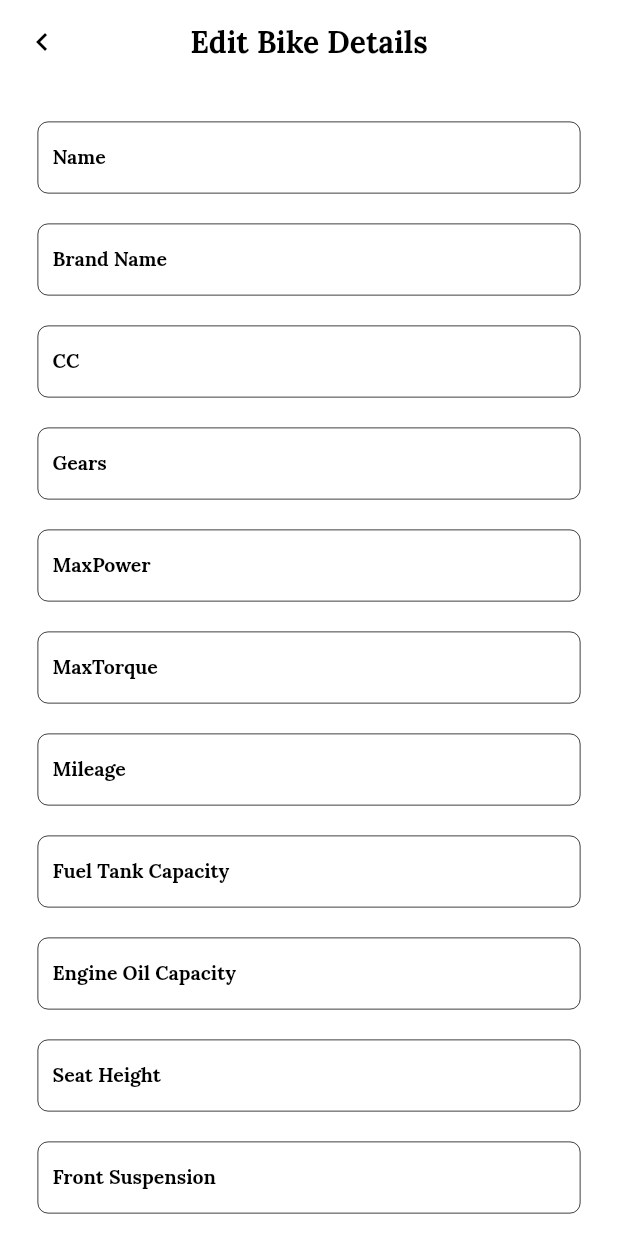
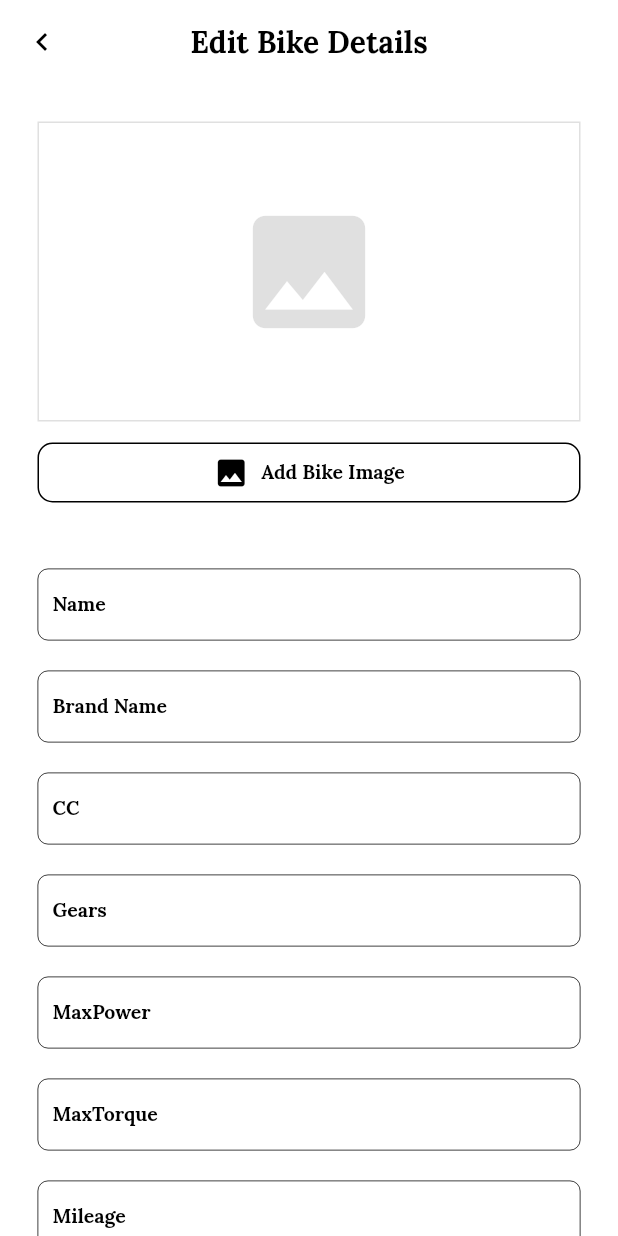
Before and after one commit to Neloy-SWE/Your-Bike-Admin-App, a Flutter app: the EditBikeDetails screen opened directly, on a phone screen of 412 x 824 dp. Run offline on Flutter 3.47's test engine with Material 2 defaults, Android fonts, the light colour scheme and no system bars; our stand-ins replace flutter_riverpod, hive, image_picker; accounts and stored records are empty.

Commit message:
image update ui added in edit bike screen

```diff
--- a/lib/screens/screen_edit_bike_details.dart
+++ b/lib/screens/screen_edit_bike_details.dart
@@ -1,4 +1,7 @@
+import 'dart:convert';
+
 import 'package:flutter/material.dart';
+import 'package:image_picker/image_picker.dart';
 import 'package:your_bike_admin/components/custom_dialogue.dart';
 import 'package:your_bike_admin/components/custom_text_field.dart';
 import 'package:your_bike_admin/screens/screen_user_login.dart';
@@ -35,6 +38,8 @@ class _EditBikeDetailsState extends State<EditBikeDetails> {
   TextEditingController rearWheelController = TextEditingController();
   TextEditingController frontTyreController = TextEditingController();
   TextEditingController rearTyreController = TextEditingController();
+
+  String imageData = "";
 
   @override
   void dispose() {
@@ -91,6 +96,54 @@ class _EditBikeDetailsState extends State<EditBikeDetails> {
           physics: const BouncingScrollPhysics(),
           padding: const EdgeInsets.all(25),
           children: [
+            // image selection part
+            imageData.isNotEmpty
+                ? Image.memory(
+                    base64Decode(imageData),
+                    width: double.infinity,
+                    height: 200,
+                    fit: BoxFit.fill,
+                  )
+                : Container(
+                    height: 200,
+                    alignment: Alignment.center,
+                    decoration: BoxDecoration(
+                      border: Border.all(color: Colors.black12, width: 1),
+                    ),
+                    child: const Icon(
+                      Icons.image,
+                      color: Colors.black12,
+                      size: 100,
+                    ),
+                  ),
+            AppSize.gapH10,
+
+            TextButton.icon(
+              onPressed: () {
+                pickImage();
+              },
+              style: TextButton.styleFrom(
+                shape: RoundedRectangleBorder(
+                  borderRadius: BorderRadius.circular(
+                    10,
+                  ),
+                  side: const BorderSide(
+                    color: Colors.black,
+                    width: 1,
+                  ),
+                ),
+              ),
+              icon: const Icon(
+                Icons.image,
+                color: Colors.black,
+              ),
+              label: Text(
+                AppStrings.addBikeImage,
+                style: Theme.of(context).textTheme.displayMedium,
+              ),
+            ),
+            AppSize.gapH40,
+
             // name
             CustomTextField.get(
               context: context,
@@ -175,7 +228,7 @@ class _EditBikeDetailsState extends State<EditBikeDetails> {
               textInputType: TextInputType.text,
               textInputAction: TextInputAction.next,
               label: AppStrings.fuelTankCapacity,
-              hint: "bike",
+              hint: AppStrings.fuelTankCapacityExample,
             ),
             AppSize.gapH20,
 
@@ -348,4 +401,13 @@ class _EditBikeDetailsState extends State<EditBikeDetails> {
       ),
     );
   }
+
+  Future pickImage() async {
+    final selectImage =
+        await ImagePicker().pickImage(source: ImageSource.gallery);
+    List<int> bytes = await selectImage!.readAsBytes();
+    setState(() {
+      imageData = base64Encode(bytes);
+    });
+  }
 }
--- a/lib/screens/screen_user_login.dart
+++ b/lib/screens/screen_user_login.dart
@@ -3,7 +3,7 @@ import 'dart:async';
 import 'package:flutter/material.dart';
 import 'package:flutter/services.dart';
 import 'package:your_bike_admin/network/helper/helper_login.dart';
-import 'package:your_bike_admin/screens/screen_home_page.dart';
+import 'package:your_bike_admin/screens/screen_all_bike_list.dart';
 import 'package:your_bike_admin/utilities/app_size.dart';
 
 import '../components/custom_dialogue.dart';
@@ -199,7 +199,7 @@ class _LoginState extends State<Login> implements LoginManager {
           onPressed: () {
             Navigator.of(context).pushAndRemoveUntil(
               MaterialPageRoute(
-                builder: (builder) => const HomePage(),
+                builder: (builder) => const AllBikeList(),
               ),
               (Route<dynamic> route) => false,
             );
--- a/lib/utilities/app_size.dart
+++ b/lib/utilities/app_size.dart
@@ -8,6 +8,7 @@ class AppSize {
   static const SizedBox gapH10 = SizedBox(height: 10);
   static const SizedBox gapH20 = SizedBox(height: 20);
   static const SizedBox gapH40 = SizedBox(height: 40);
+  static const SizedBox gapH60 = SizedBox(height: 60);
   static const SizedBox gapH80 = SizedBox(height: 80);
 
   // width
--- a/lib/utilities/app_strings.dart
+++ b/lib/utilities/app_strings.dart
@@ -8,6 +8,8 @@ class AppStrings {
   static const String welcome = "Welcome";
   static const String yourBikeAdminApp = "Your Bike Admin App";
   static const String allBikeList = "All Bike List";
+  static const String addNewBike = "Add New Bike";
+  static const String addBikeImage = "Add Bike Image";
   static const String tapToSeeEditDetails = "Tap To See/Edit Details";
   static const String selectBrand = "Select Brand";
   static const String selectCC = "Select CC";
@@ -24,6 +26,7 @@ class AppStrings {
   static const String maxTorque = "MaxTorque";
   static const String mileage = "Mileage";
   static const String fuelTankCapacity = "Fuel Tank Capacity";
+  static const String fuelTankCapacityExample = "12 L";
   static const String engineOilCapacity = "Engine Oil Capacity";
   static const String seatHeight = "Seat Height";
   static const String frontSuspension = "Front Suspension";
```
